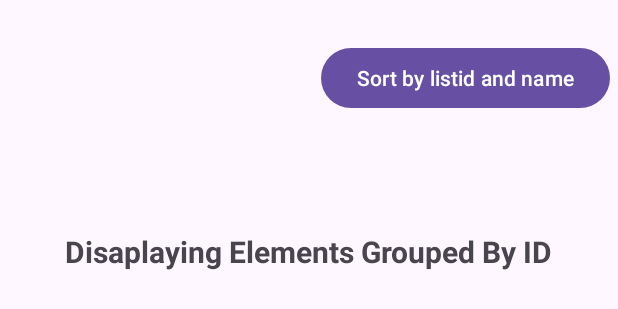
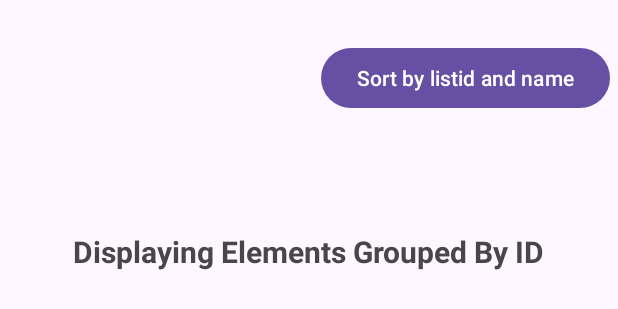
Before and after one commit to rutujawaghahchoure/FetchApplication, an Android app: the layout activity_main.xml on its own in the app's theme, with its tools: preview values and no code run, on a phone screen of 412 x 824 dp. Shown: the top 309 px of the screen. Run offline under Robolectric (Android 15) with nearby library versions, the phone set to English and light mode, and no system bars; network calls fail.

Commit message:
Fetch Application

```diff
--- a/app/src/main/java/com/example/fetchapplication/LoaderActivity.java
+++ b/app/src/main/java/com/example/fetchapplication/LoaderActivity.java
@@ -20,6 +20,6 @@ public class LoaderActivity extends AppCompatActivity {
                 finish();
 
             }
-        }, 3500);
+        }, 3700);
     }
 }
--- a/app/src/main/res/layout/activity_main.xml
+++ b/app/src/main/res/layout/activity_main.xml
@@ -30,15 +30,15 @@
         android:id="@+id/message"
         android:layout_width="401dp"
         android:layout_height="58dp"
-        android:text="Disaplaying Elements Grouped By ID"
+        android:text="Displaying Elements Grouped By ID"
+        android:textAlignment="center"
+        android:textSize="20sp"
+        android:textStyle="bold"
         app:layout_constraintBottom_toTopOf="@+id/listResults"
         app:layout_constraintEnd_toEndOf="parent"
         app:layout_constraintHorizontal_bias="0.428"
         app:layout_constraintStart_toStartOf="parent"
         app:layout_constraintTop_toTopOf="parent"
-        app:layout_constraintVertical_bias="0.829"
-        android:textAlignment="center"
-        android:textSize="20sp"
-        android:textStyle="bold"/>
+        app:layout_constraintVertical_bias="0.829" />
 
 </androidx.constraintlayout.widget.ConstraintLayout>
--- a/app/src/main/res/values/colors.xml
+++ b/app/src/main/res/values/colors.xml
@@ -2,5 +2,5 @@
 <resources>
     <color name="black">#FF000000</color>
     <color name="white">#FFFFFFFF</color>
-    <color name="colorPrimary">#6200EE</color>
+    <color name="colorPrimary">#8D98A7</color>
 </resources>
```
Also changed, not shown: app/src/main/java/com/example/fetchapplication/ItemService.java (+6 -10 lines), app/src/main/java/com/example/fetchapplication/MainActivity.java (+1 -7 lines).
